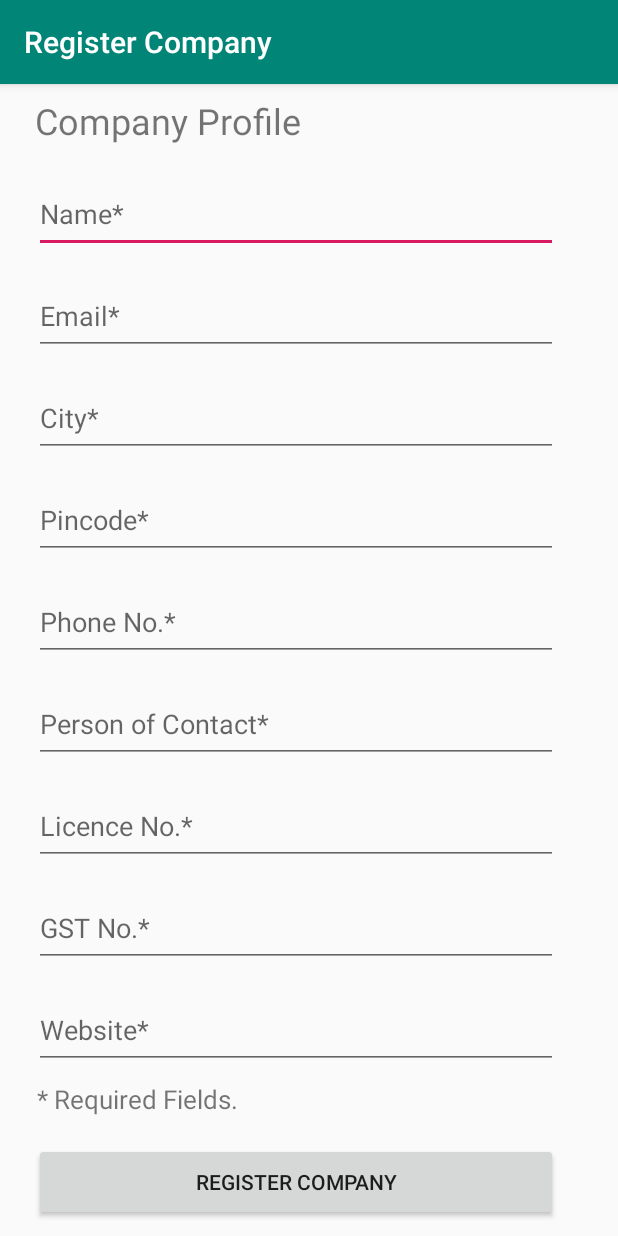
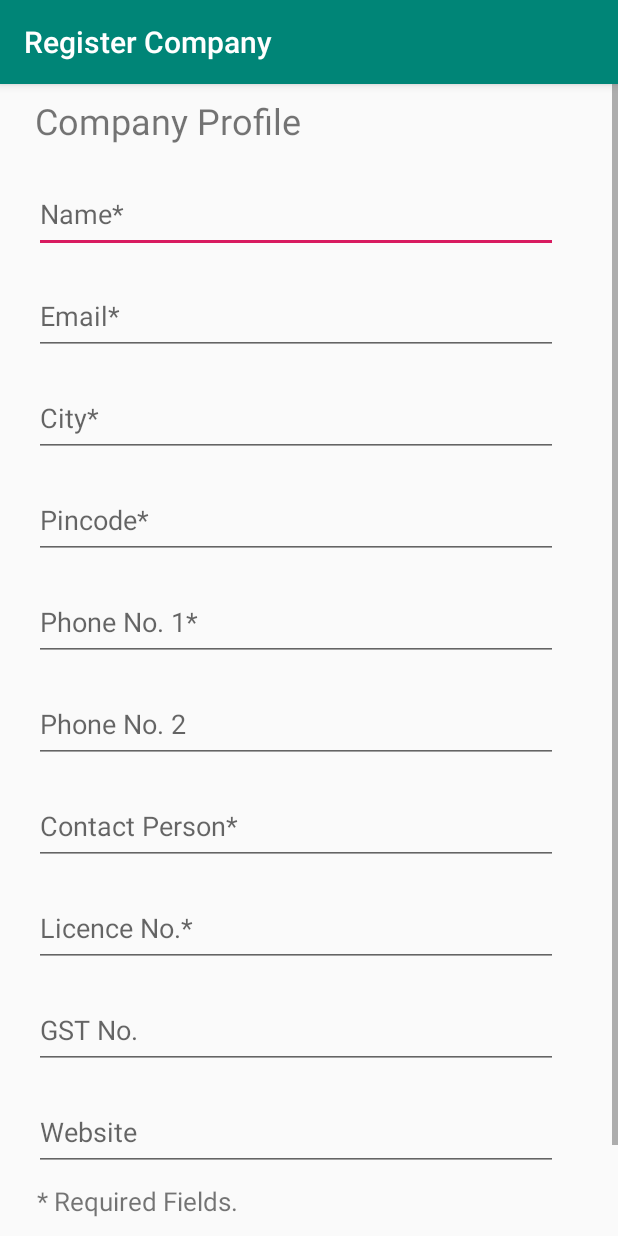
Before and after one commit to meetxpress/SalesRecord-v1.0.0, an Android app: the RegisterCompany screen opened directly, with no data from a screen before it, on a phone screen of 412 x 824 dp. Run offline under Robolectric (Android 15) with nearby library versions, the phone set to English and light mode, and no system bars.

Commit message:
Trust me I made some changes.

```diff
--- a/app/src/main/res/layout/activity_register_company.xml
+++ b/app/src/main/res/layout/activity_register_company.xml
@@ -102,7 +102,7 @@
                 app:layout_constraintTop_toBottomOf="@+id/CompPhno" />
 
             <EditText
-                android:id="@+id/CompPhno"
+                android:id="@+id/CompPhno1"
                 android:layout_width="349dp"
                 android:layout_height="52dp"
                 android:layout_marginStart="98dp"
@@ -110,10 +110,27 @@
                 android:layout_marginEnd="100dp"
                 android:layout_marginBottom="8dp"
                 android:ems="10"
-                android:hint="Phone No.*"
+                android:hint="Phone No. 1*"
                 android:inputType="phone"
                 android:maxLength="10"
                 app:layout_constraintBottom_toTopOf="@+id/CompPincode"
+                app:layout_constraintEnd_toEndOf="parent"
+                app:layout_constraintStart_toStartOf="parent"
+                app:layout_constraintTop_toBottomOf="@+id/CompPhno2" />
+
+            <EditText
+                android:id="@+id/CompPhno2"
+                android:layout_width="349dp"
+                android:layout_height="52dp"
+                android:layout_marginStart="98dp"
+                android:layout_marginTop="8dp"
+                android:layout_marginEnd="100dp"
+                android:layout_marginBottom="8dp"
+                android:ems="10"
+                android:hint="Phone No. 2"
+                android:inputType="phone"
+                android:maxLength="10"
+                app:layout_constraintBottom_toTopOf="@+id/CompPhno1"
                 app:layout_constraintEnd_toEndOf="parent"
                 app:layout_constraintStart_toStartOf="parent"
                 app:layout_constraintTop_toBottomOf="@+id/CompContactPerson" />
@@ -127,10 +144,10 @@
                 android:layout_marginEnd="100dp"
                 android:layout_marginBottom="8dp"
                 android:ems="10"
-                android:hint="Person of Contact*"
+                android:hint="Contact Person*"
                 android:inputType="textPersonName"
                 android:maxLength="30"
-                app:layout_constraintBottom_toTopOf="@+id/CompPhno"
+                app:layout_constraintBottom_toTopOf="@+id/CompPhno1"
                 app:layout_constraintEnd_toEndOf="parent"
                 app:layout_constraintStart_toStartOf="parent"
                 app:layout_constraintTop_toBottomOf="@+id/CompLicNo" />
@@ -161,7 +178,7 @@
                 android:layout_marginEnd="100dp"
                 android:layout_marginBottom="8dp"
                 android:ems="10"
-                android:hint="GST No.*"
+                android:hint="GST No."
                 android:inputType="number"
                 android:maxLength="15"
                 app:layout_constraintBottom_toTopOf="@+id/CompLicNo"
@@ -170,7 +187,7 @@
                 app:layout_constraintTop_toBottomOf="@+id/CompWebsite" />
 
             <EditText
-                android:id="@+id/CompWebsite"
+                    android:id="@+id/CompWebsite"
                 android:layout_width="349dp"
                 android:layout_height="52dp"
                 android:layout_marginStart="98dp"
@@ -178,7 +195,7 @@
                 android:layout_marginEnd="100dp"
                 android:layout_marginBottom="8dp"
                 android:ems="10"
-                android:hint="Website*"
+                android:hint="Website"
                 android:inputType="text"
                 android:maxLength="70"
                 app:layout_constraintBottom_toTopOf="@+id/CompGSTno"
```
Also changed, not shown: app/src/main/java/com/example/salesrecord/RegisterCompany.kt (+37 -21 lines).
